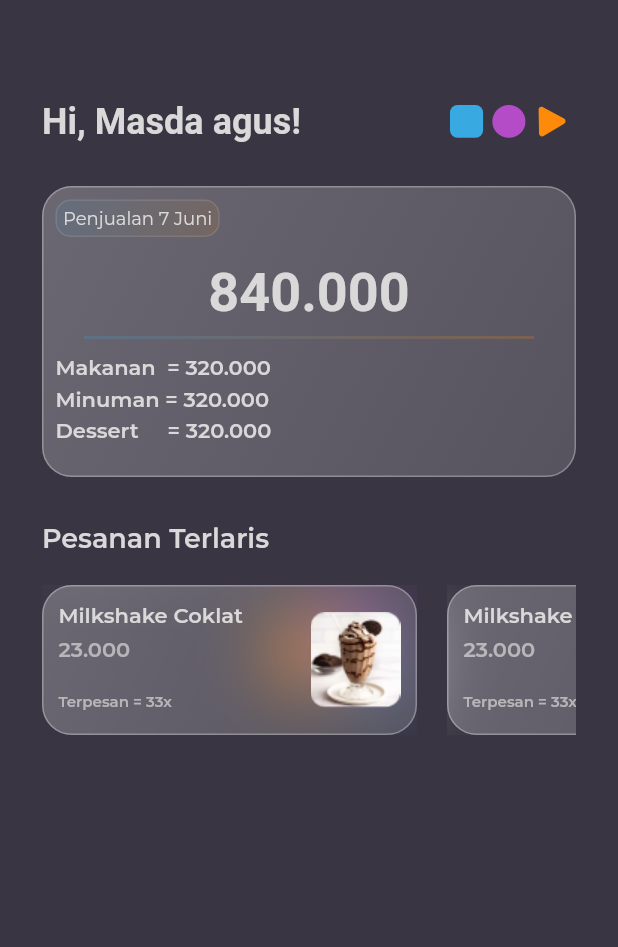
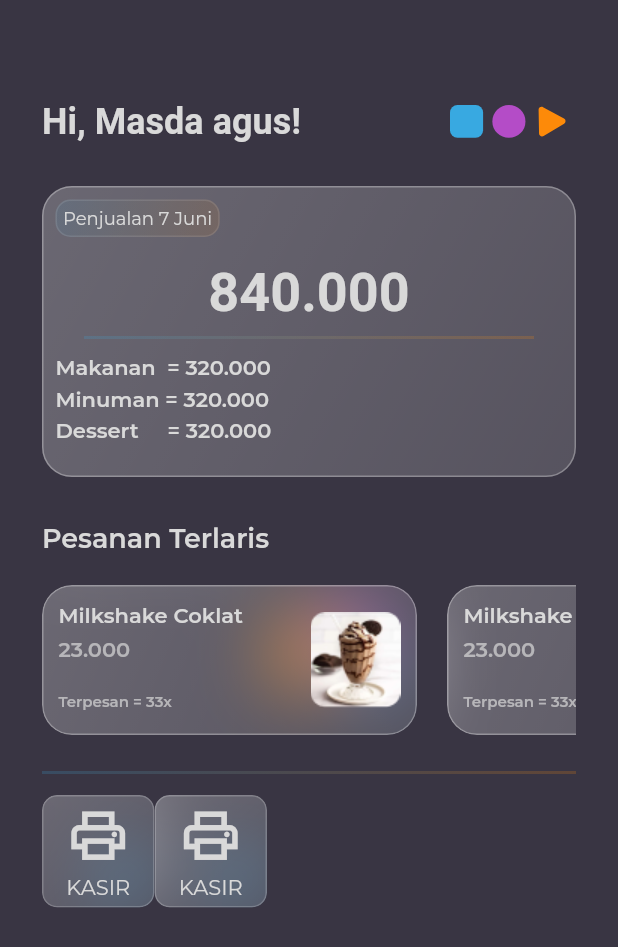
Before and after one commit to masdaagus/Casso, a Flutter app: the HomeView screen opened by its route, on a phone screen of 412 x 824 dp. Shown: the top 947 px of the screen. Run offline on Flutter 3.47's test engine with Material 2 defaults, Android fonts, the phone set to English and light mode, and no system bars; our stand-ins replace flutter_svg, get, lottie; Roboto replaces fonts that are missing (Monserrat).

Commit message:
make button glass

```diff
--- a/lib/app/modules/home/views/components/card_terlaris.dart
+++ b/lib/app/modules/home/views/components/card_terlaris.dart
@@ -17,6 +17,7 @@ class CardTerlaris extends StatelessWidget {
         borderRadius: BorderRadius.circular(20),
       ),
       child: ClipRRect(
+        borderRadius: BorderRadius.circular(20),
         child: Stack(
           children: [
             Positioned(
--- /dev/null
+++ b/lib/app/modules/home/views/components/glass_button.dart
@@ -0,0 +1,78 @@
+import 'dart:ui';
+
+import 'package:casso/app/data/constant.dart';
+import 'package:flutter/material.dart';
+
+class GlassButton extends StatelessWidget {
+  const GlassButton({
+    Key? key,
+  }) : super(key: key);
+
+  @override
+  Widget build(BuildContext context) {
+    return Container(
+      height: 75,
+      width: 75,
+      decoration: BoxDecoration(
+        borderRadius: BorderRadius.circular(10),
+      ),
+      child: ClipRRect(
+        borderRadius: BorderRadius.circular(10),
+        child: Stack(
+          children: [
+            Positioned(
+              right: 4,
+              bottom: 4,
+              child: Container(
+                height: 32,
+                width: 32,
+                decoration: BoxDecoration(
+                  borderRadius: BorderRadius.circular(10),
+                  color: biru.withOpacity(.7),
+                ),
+              ),
+            ),
+            BackdropFilter(
+              filter: ImageFilter.blur(
+                sigmaX: 25,
+                sigmaY: 25,
+              ),
+              child: Container(
+                height: 75,
+                width: 75,
+                decoration: BoxDecoration(
+                  gradient: LinearGradient(
+                    colors: [putih.withOpacity(.25), putih.withOpacity(.15)],
+                    begin: Alignment.topLeft,
+                    end: Alignment.bottomRight,
+                  ),
+                  borderRadius: BorderRadius.circular(10),
+                  border: Border.all(color: putih.withOpacity(.2)),
+                ),
+                child: Column(
+                  mainAxisAlignment: MainAxisAlignment.center,
+                  children: [
+                    Icon(
+                      Icons.print_outlined,
+                      color: textColor,
+                      size: 43,
+                    ),
+                    SizedBox(height: 4),
+                    Text(
+                      "KASIR",
+                      style: TextStyle(
+                        color: textColor,
+                        fontFamily: "Montserrat",
+                        fontSize: 14,
+                      ),
+                    )
+                  ],
+                ),
+              ),
+            ),
+          ],
+        ),
+      ),
+    );
+  }
+}
--- a/lib/app/modules/home/views/components/info_card.dart
+++ b/lib/app/modules/home/views/components/info_card.dart
@@ -50,7 +50,7 @@ class CardInfo extends StatelessWidget {
     );
   }
 
-  Center customDivider() {
+  Widget customDivider() {
     return Center(
       child: Container(
         margin: const EdgeInsets.only(bottom: padding / 2),
--- /dev/null
+++ b/lib/app/modules/home/views/components/list_terlaris.dart
@@ -0,0 +1,27 @@
+import 'package:casso/app/data/constant.dart';
+import 'package:flutter/material.dart';
+
+import 'card_terlaris.dart';
+
+class ListTerlaris extends StatelessWidget {
+  const ListTerlaris({
+    Key? key,
+  }) : super(key: key);
+
+  @override
+  Widget build(BuildContext context) {
+    return SingleChildScrollView(
+      physics: BouncingScrollPhysics(),
+      scrollDirection: Axis.horizontal,
+      child: Row(
+        children: [
+          CardTerlaris(),
+          SizedBox(width: padding),
+          CardTerlaris(),
+          SizedBox(width: padding),
+          CardTerlaris(),
+        ],
+      ),
+    );
+  }
+}
--- a/lib/app/modules/home/views/home_view.dart
+++ b/lib/app/modules/home/views/home_view.dart
@@ -1,14 +1,11 @@
-import 'dart:ui';
-
 import 'package:casso/app/data/constant.dart';
 import 'package:flutter/material.dart';
 import 'package:flutter_svg/svg.dart';
-
 import 'package:get/get.dart';
-
 import '../controllers/home_controller.dart';
-import 'components/card_terlaris.dart';
+import 'components/glass_button.dart';
 import 'components/info_card.dart';
+import 'components/list_terlaris.dart';
 
 class HomeView extends GetView<HomeController> {
   @override
@@ -21,7 +18,46 @@ class HomeView extends GetView<HomeController> {
         child: Column(
           crossAxisAlignment: CrossAxisAlignment.start,
           children: [
+            _textHello(),
+            CardInfo(),
+            _textTerlaris(),
+            ListTerlaris(),
+            _customDivider(),
+            Column(
+              children: [
                 Row(
+                  children: [
+                    GlassButton(),
+                    GlassButton(),
+                  ],
+                ),
+              ],
+            ),
+          ],
+        ),
+      ),
+    );
+  }
+
+  Widget _customDivider() {
+    return Container(
+      margin: const EdgeInsets.only(top: 24, bottom: 14),
+      height: 2,
+      decoration: BoxDecoration(
+        gradient: LinearGradient(
+          colors: [
+            biru.withOpacity(.20),
+            orange.withOpacity(.20),
+          ],
+          begin: Alignment.topLeft,
+          end: Alignment.bottomRight,
+        ),
+      ),
+    );
+  }
+
+  Widget _textHello() {
+    return Row(
       mainAxisAlignment: MainAxisAlignment.spaceBetween,
       children: [
         Text(
@@ -35,9 +71,11 @@ class HomeView extends GetView<HomeController> {
         ),
         SvgPicture.asset("assets/svg/roanded.svg")
       ],
-            ),
-            CardInfo(),
-            Container(
+    );
+  }
+
+  Widget _textTerlaris() {
+    return Container(
       margin: EdgeInsets.only(top: padding * 1.5, bottom: padding),
       child: Text(
         "Pesanan Terlaris",
@@ -48,20 +86,6 @@ class HomeView extends GetView<HomeController> {
           fontWeight: FontWeight.w600,
         ),
       ),
-            ),
-            SingleChildScrollView(
-              scrollDirection: Axis.horizontal,
-              child: Row(
-                children: [
-                  CardTerlaris(),
-                  SizedBox(width: padding),
-                  CardTerlaris(),
-                ],
-              ),
-            ),
-          ],
-        ),
-      ),
     );
   }
 }
```
Lines whose indentation alone changed are shown as unchanged.
